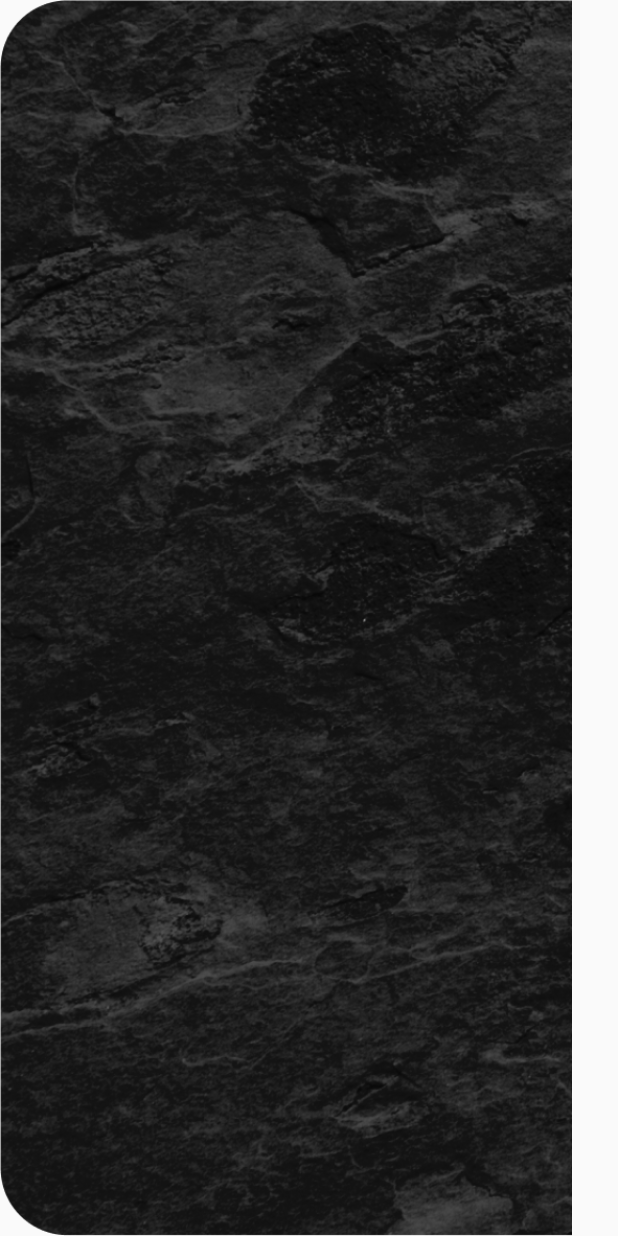
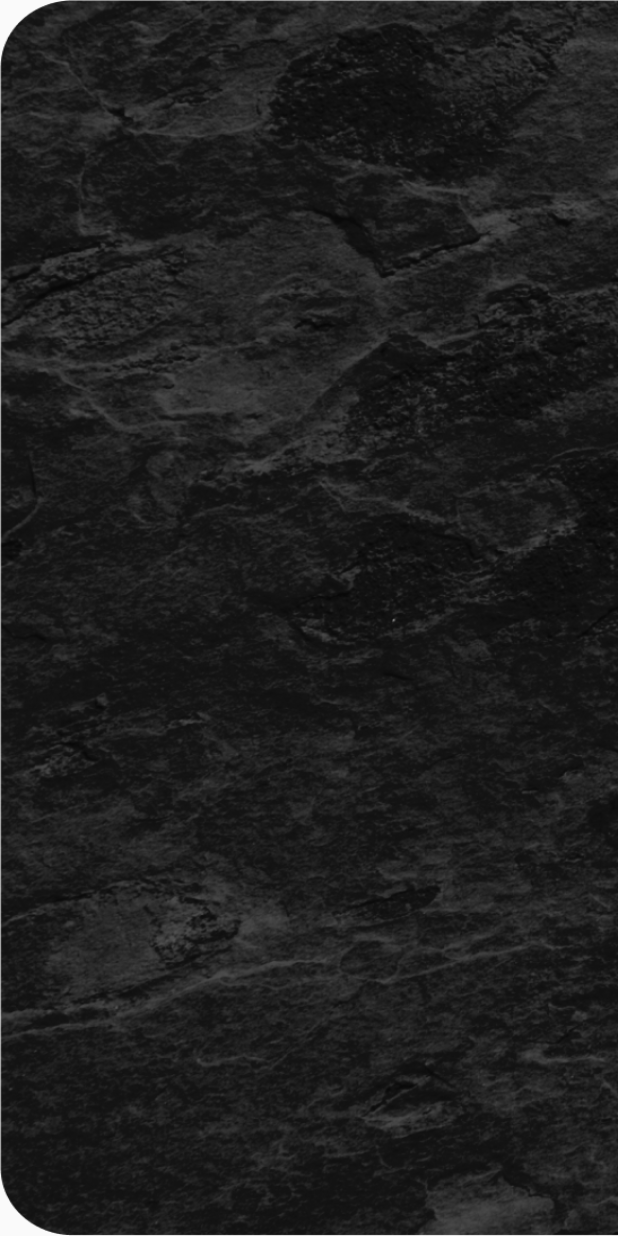
Before and after one commit to Ahmadsaniliman/CoffeeAppUi, a Flutter app: the screen it shows after launch, on a phone screen of 412 x 824 dp. Run offline on Flutter 3.47's test engine with Material 2 defaults, Android fonts, the phone set to English and light mode, and no system bars.

Commit message:
another commit

```diff
--- a/lib/main.dart
+++ b/lib/main.dart
@@ -27,9 +27,13 @@ class HomePage extends StatelessWidget {
       body: Stack(
         children: [
           Expanded(
-            child: Image.asset(
-              'assets/images/background.png',
-              fit: BoxFit.fill,
+            child: SizedBox(
+              height: double.infinity,
+              width: double.infinity,
+              child: Image.asset(
+                'assets/images/background.png',
+                fit: BoxFit.fill,
+              ),
             ),
           ),
           //   Column(
```
